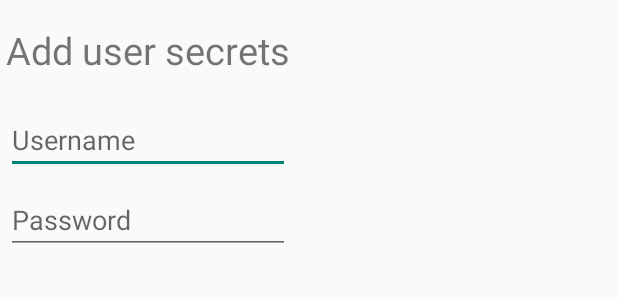
After one commit to sujiths/CryptoBox, an Android app: the layout add_user_pass.xml on its own in the app's theme, with its tools: preview values and no code run, on a phone screen of 412 x 824 dp. The commit adds this screen. Shown: the top 300 px of the screen. Run offline under Robolectric (Android 15) with nearby library versions, the phone set to English and light mode, and no system bars.

Commit message:
Added dialog activity

```diff
--- a/app/build.gradle
+++ b/app/build.gradle
@@ -34,6 +34,7 @@ dependencies {
     implementation 'com.google.android.material:material:1.2.1'
     implementation 'androidx.constraintlayout:constraintlayout:2.0.1'
     implementation 'androidx.biometric:biometric:1.0.0-rc01'
+    implementation 'androidx.legacy:legacy-support-v4:1.0.0'
     testImplementation 'junit:junit:4.+'
     androidTestImplementation 'androidx.test.ext:junit:1.1.2'
     androidTestImplementation 'androidx.test.espresso:espresso-core:3.3.0'
--- /dev/null
+++ b/app/src/main/res/layout/add_user_pass.xml
@@ -0,0 +1,36 @@
+<LinearLayout xmlns:android="http://schemas.android.com/apk/res/android"
+    android:orientation="vertical"
+    android:layout_width="wrap_content"
+    android:layout_height="wrap_content">
+    <TextView
+        android:id="@+id/dialog_title"
+        android:layout_width="match_parent"
+        android:layout_height="wrap_content"
+        android:layout_marginTop="16dp"
+        android:layout_marginLeft="4dp"
+        android:layout_marginRight="4dp"
+        android:layout_marginBottom="4dp"
+        android:textSize="25sp"
+        android:text= "Add user secrets" />
+    <EditText
+        android:id="@+id/username"
+        android:inputType="textEmailAddress"
+        android:layout_width="match_parent"
+        android:layout_height="wrap_content"
+        android:layout_marginTop="16dp"
+        android:layout_marginLeft="4dp"
+        android:layout_marginRight="4dp"
+        android:layout_marginBottom="4dp"
+        android:hint="Username" />
+    <EditText
+        android:id="@+id/password"
+        android:inputType="textPassword"
+        android:layout_width="match_parent"
+        android:layout_height="wrap_content"
+        android:layout_marginTop="4dp"
+        android:layout_marginLeft="4dp"
+        android:layout_marginRight="4dp"
+        android:layout_marginBottom="16dp"
+        android:fontFamily="sans-serif"
+        android:hint="Password"/>
+</LinearLayout>
--- a/app/src/main/res/layout/secrets_view.xml
+++ b/app/src/main/res/layout/secrets_view.xml
@@ -31,7 +31,7 @@
                     android:layout_height="match_parent"
                     android:layout_weight=".4" />
                 <Button
-                    android:id="@+id/login_button"
+                    android:id="@+id/add_item"
                     android:layout_width="wrap_content"
                     android:layout_height="match_parent"
                     android:layout_weight=".2"
--- a/app/src/main/res/values/strings.xml
+++ b/app/src/main/res/values/strings.xml
@@ -1,3 +1,6 @@
 <resources>
     <string name="app_name">CryptoBox</string>
+    <!-- TODO: Remove or change this placeholder text -->
+    <string name="save">file</string>
+    <string name="cancel">cancel</string>
 </resources>
--- a/app/src/main/res/values/themes.xml
+++ b/app/src/main/res/values/themes.xml
@@ -4,4 +4,6 @@
     </style>
     <style name="Theme.CryptoBox.NoActionBar" parent="Theme.AppCompat.Light.NoActionBar">
     </style>
+    <style name="Theme.CryptoBox.Dialog" parent="Theme.AppCompat.Light.Dialog.Alert">
+    </style>
 </resources>
```
Also changed, not shown: app/src/main/AndroidManifest.xml (+7 -0 lines), app/src/main/java/com/ss/cryptobox/SecretsDialogActivity.java (added, +11 -0 lines), app/src/main/java/com/ss/cryptobox/SecretsViewActivity.java (+11 -0 lines).
